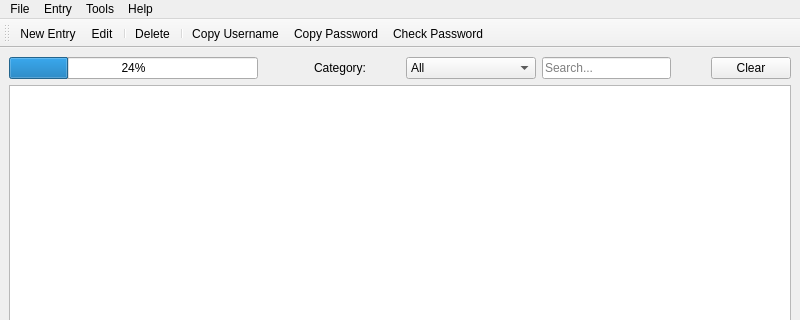
Old version of the form mainwindow.ui in the repository Lizaahdjh/PasswordManager; both pictures show x 0 to 800 and y 0 to 320 of the 800 by 600 pixel window.
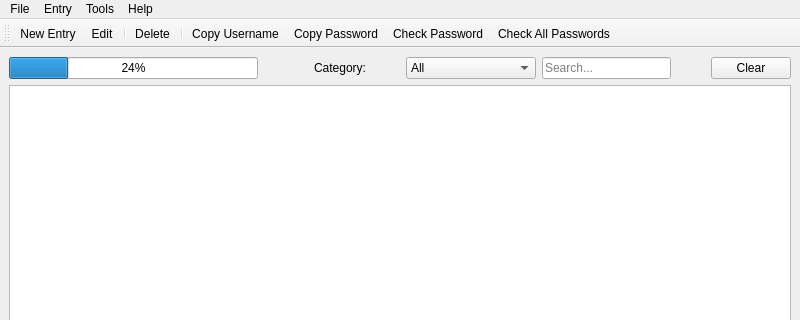
New version of the form. Icons and pictures are not drawn.

Patch:
```diff
--- a/mainwindow.ui
+++ b/mainwindow.ui
@@ -253,6 +253,7 @@
    <addaction name="actionCopy_Username"/>
    <addaction name="actionCopy_Password"/>
    <addaction name="actionCheck_Password"/>
+   <addaction name="actionCheck_All_Passwords"/>
   </widget>
   <action name="actionAbout">
    <property name="icon">
@@ -397,6 +398,17 @@
     <enum>QAction::MenuRole::NoRole</enum>
    </property>
   </action>
+  <action name="actionCheck_All_Passwords">
+   <property name="icon">
+    <iconset theme="QIcon::ThemeIcon::EditSelectAll"/>
+   </property>
+   <property name="text">
+    <string>Check All Passwords</string>
+   </property>
+   <property name="menuRole">
+    <enum>QAction::MenuRole::NoRole</enum>
+   </property>
+  </action>
  </widget>
  <resources/>
  <connections/>
```
